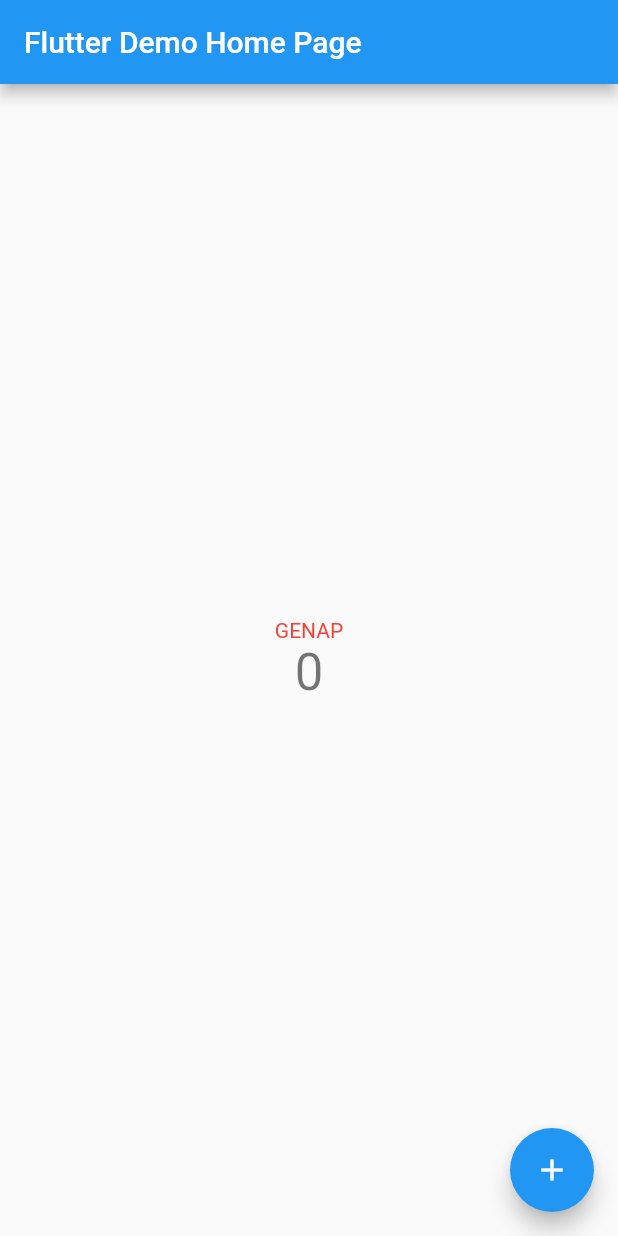
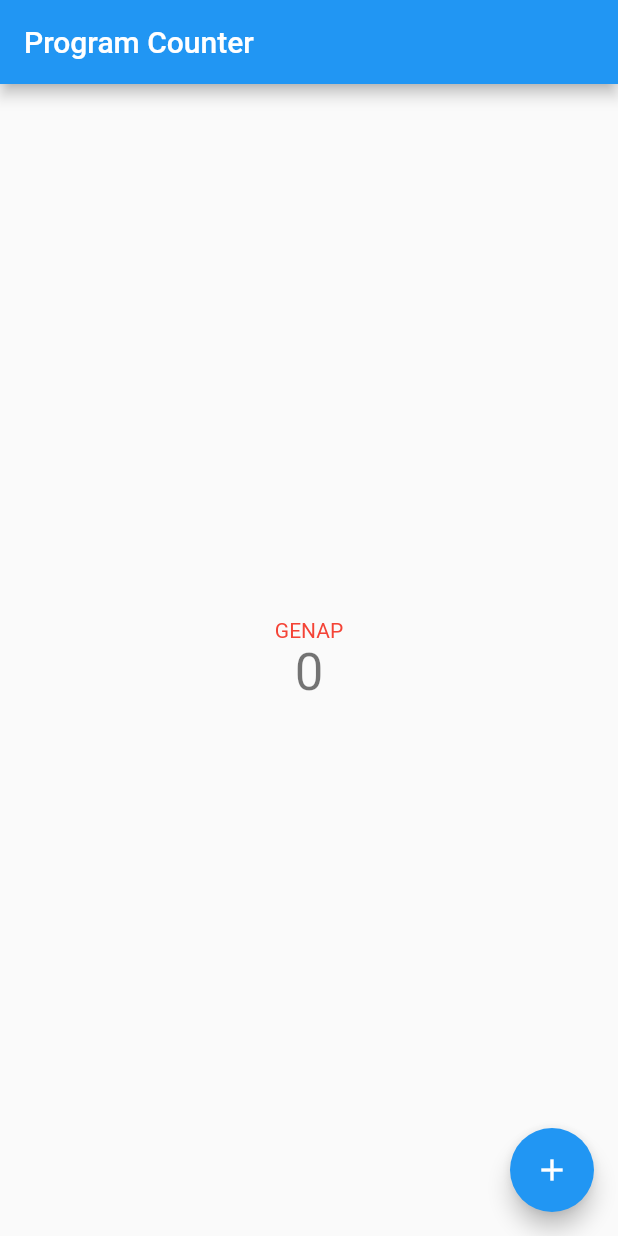
Before and after one commit to gansixeneh/pbp-flutter-lab, a Flutter app: the screen it shows after launch, on a phone screen of 412 x 824 dp. Run offline on Flutter 3.47's test engine with Material 2 defaults, Android fonts, the phone set to English and light mode, and no system bars.

Commit message:
Ganti judul/rapihin kode

```diff
--- a/lib/main.dart
+++ b/lib/main.dart
@@ -11,7 +11,7 @@ class MyApp extends StatelessWidget {
   @override
   Widget build(BuildContext context) {
     return MaterialApp(
-      title: 'Flutter Demo',
+      title: 'Program Counter',
       theme: ThemeData(
         // This is the theme of your application.
         //
@@ -24,7 +24,7 @@ class MyApp extends StatelessWidget {
         // is not restarted.
         primarySwatch: Colors.blue,
       ),
-      home: const MyHomePage(title: 'Flutter Demo Home Page'),
+      home: const MyHomePage(title: 'Program Counter'),
     );
   }
 }
@@ -65,7 +65,7 @@ class _MyHomePageState extends State<MyHomePage> {
 
   void _decrementCounter() {
     setState(() {
-      if(_counter > 0) _counter--;
+      if (_counter > 0) _counter--;
       _parity = (_counter % 2 == 0) ? "GENAP" : "GANJIL";
     });
   }
@@ -105,10 +105,9 @@ class _MyHomePageState extends State<MyHomePage> {
           mainAxisAlignment: MainAxisAlignment.center,
           children: <Widget>[
             Text(
-              '$_parity',
+              _parity,
               style: TextStyle(
-                color: _parity == "GENAP" ? Colors.red : Colors.blue
-              ),
+                  color: _parity == "GENAP" ? Colors.red : Colors.blue),
             ),
             Text(
               '$_counter',
@@ -117,28 +116,24 @@ class _MyHomePageState extends State<MyHomePage> {
           ],
         ),
       ),
-      floatingActionButton: Row(
-        mainAxisAlignment: MainAxisAlignment.spaceBetween,
-        children: [
+      floatingActionButton:
+          Row(mainAxisAlignment: MainAxisAlignment.spaceBetween, children: [
         Padding(
-            padding: EdgeInsets.only(left: 30),
+            padding: const EdgeInsets.only(left: 30),
             child: Visibility(
+              visible: _counter == 0 ? false : true,
               child: FloatingActionButton(
                 onPressed: _decrementCounter,
                 tooltip: 'Decrement',
                 child: const Icon(Icons.remove),
               ),
-              visible: _counter == 0 ? false : true,
-            )
-          ),
-
+            )),
         FloatingActionButton(
           onPressed: _incrementCounter,
           tooltip: 'Increment',
           child: const Icon(Icons.add),
         ),
-        ]
-      ), // This trailing comma makes auto-formatting nicer for build methods.
+      ]), // This trailing comma makes auto-formatting nicer for build methods.
     );
   }
 }
```
Lines whose indentation alone changed are shown as unchanged.
